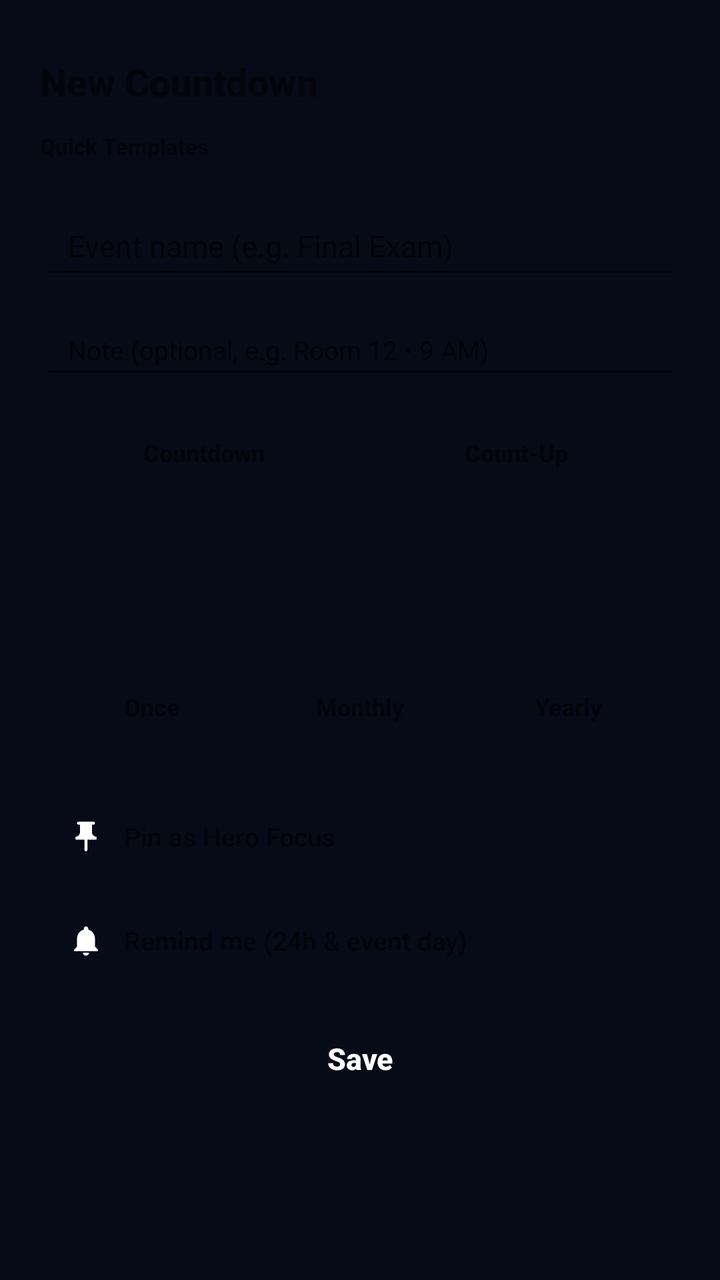
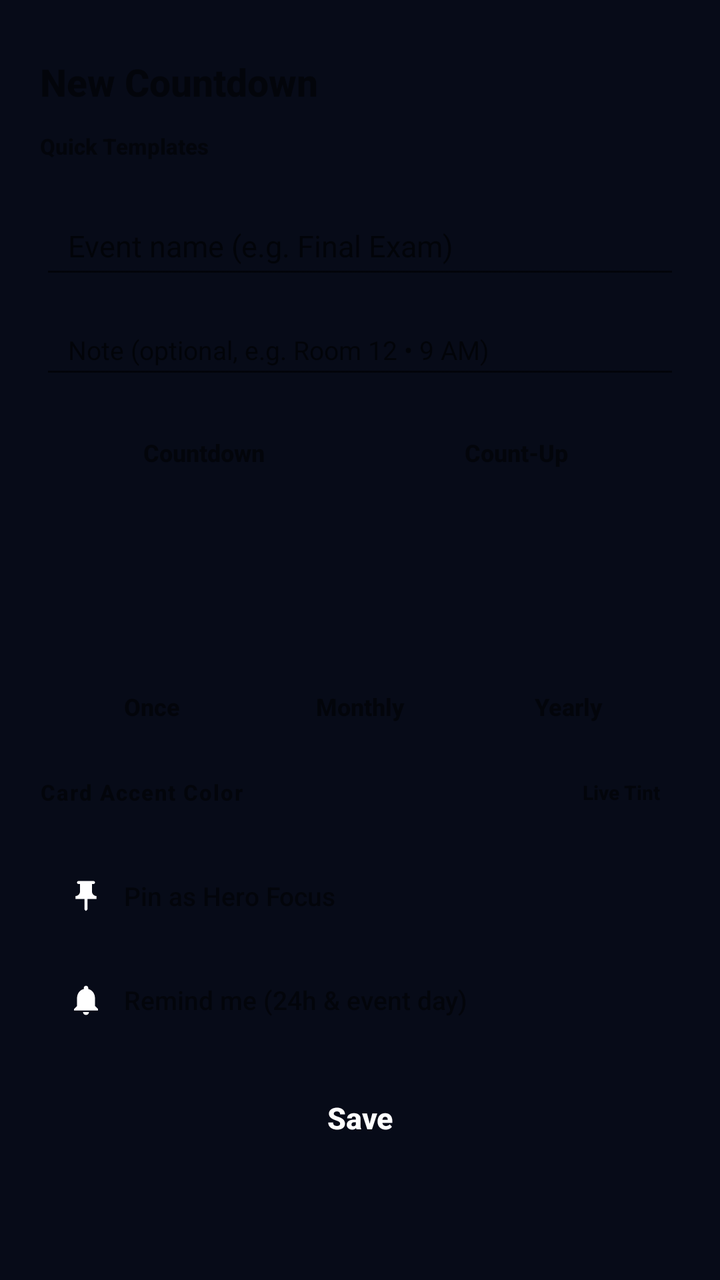

Screens rendered from an Android XML layout before and after an edit, with the pre-edit source and the edit as a unified diff.
<!-- AndroidManifest.xml: application theme Theme.LumeTime -->
<!-- res/layout/dialog_countdown_editor.xml -->
<?xml version="1.0" encoding="utf-8"?>
<ScrollView xmlns:android="http://schemas.android.com/apk/res/android"
    android:id="@+id/editorScrollRoot"
    android:layout_width="match_parent"
    android:layout_height="wrap_content"
    android:maxHeight="620dp"
    android:scrollbars="none">

    <LinearLayout
        android:id="@+id/editorSheetRoot"
        android:layout_width="match_parent"
        android:layout_height="wrap_content"
        android:orientation="vertical"
        android:paddingHorizontal="20dp"
        android:paddingTop="10dp"
        android:paddingBottom="24dp">

        <View
            android:id="@+id/sheetDragHandle"
            android:layout_width="42dp"
            android:layout_height="4dp"
            android:layout_gravity="center_horizontal"
            android:layout_marginBottom="14dp" />

        <LinearLayout
            android:layout_width="match_parent"
            android:layout_height="wrap_content"
            android:gravity="center_vertical"
            android:orientation="horizontal">

            <TextView
                android:id="@+id/tvEditorTitle"
                android:layout_width="0dp"
                android:layout_height="wrap_content"
                android:layout_weight="1"
                android:fontFamily="sans-serif-medium"
                android:text="@string/add_countdown"
                android:textSize="19sp"
                android:textStyle="bold" />

            <TextView
                android:id="@+id/btnDeleteItem"
                android:layout_width="wrap_content"
                android:layout_height="34dp"
                android:clickable="true"
                android:focusable="true"
                android:fontFamily="sans-serif-medium"
                android:gravity="center"
                android:paddingHorizontal="12dp"
                android:text="@string/delete_label"
                android:textSize="12sp"
                android:textStyle="bold"
                android:visibility="gone" />
        </LinearLayout>

        
        <LinearLayout
            android:id="@+id/templatesSection"
            android:layout_width="match_parent"
            android:layout_height="wrap_content"
            android:layout_marginTop="12dp"
            android:orientation="vertical">

            <TextView
                android:id="@+id/tvTemplatesLabel"
                android:layout_width="wrap_content"
                android:layout_height="wrap_content"
                android:fontFamily="sans-serif-medium"
                android:text="@string/quick_templates"
                android:textSize="11sp"
                android:textStyle="bold" />

            <HorizontalScrollView
                android:layout_width="match_parent"
                android:layout_height="wrap_content"
                android:layout_marginTop="6dp"
                android:scrollbars="none">

                <LinearLayout
                    android:id="@+id/templatesContainer"
                    android:layout_width="wrap_content"
                    android:layout_height="wrap_content"
                    android:orientation="horizontal" />
            </HorizontalScrollView>
        </LinearLayout>

        
        <EditText
            android:id="@+id/etTitle"
            android:layout_width="match_parent"
            android:layout_height="46dp"
            android:layout_marginTop="12dp"
            android:hint="@string/title_hint"
            android:imeOptions="actionNext"
            android:inputType="textCapSentences"
            android:maxLength="48"
            android:paddingHorizontal="14dp"
            android:singleLine="true"
            android:textSize="15sp" />

        
        <EditText
            android:id="@+id/etNote"
            android:layout_width="match_parent"
            android:layout_height="42dp"
            android:layout_marginTop="8dp"
            android:hint="@string/note_hint"
            android:imeOptions="actionDone"
            android:inputType="textCapSentences"
            android:maxLength="80"
            android:paddingHorizontal="14dp"
            android:singleLine="true"
            android:textSize="13sp" />

        
        <LinearLayout
            android:id="@+id/modeSwitchContainer"
            android:layout_width="match_parent"
            android:layout_height="40dp"
            android:layout_marginTop="12dp"
            android:gravity="center"
            android:orientation="horizontal"
            android:padding="4dp">

            <TextView
                android:id="@+id/btnModeCountdown"
                android:layout_width="0dp"
                android:layout_height="match_parent"
                android:layout_weight="1"
                android:clickable="true"
                android:focusable="true"
                android:fontFamily="sans-serif-medium"
                android:gravity="center"
                android:text="@string/mode_countdown"
                android:textSize="12sp"
                android:textStyle="bold" />

            <TextView
                android:id="@+id/btnModeCountUp"
                android:layout_width="0dp"
                android:layout_height="match_parent"
                android:layout_weight="1"
                android:clickable="true"
                android:focusable="true"
                android:fontFamily="sans-serif-medium"
                android:gravity="center"
                android:text="@string/mode_countup"
                android:textSize="12sp"
                android:textStyle="bold" />
        </LinearLayout>

        
        <LinearLayout
            android:layout_width="match_parent"
            android:layout_height="wrap_content"
            android:layout_marginTop="12dp"
            android:orientation="horizontal">

            <TextView
                android:id="@+id/btnPickDate"
                android:layout_width="0dp"
                android:layout_height="42dp"
                android:layout_weight="1.2"
                android:clickable="true"
                android:focusable="true"
                android:fontFamily="sans-serif-medium"
                android:gravity="center"
                android:paddingHorizontal="10dp"
                android:textSize="13sp" />

            <TextView
                android:id="@+id/btnPickTime"
                android:layout_width="0dp"
                android:layout_height="42dp"
                android:layout_marginStart="8dp"
                android:layout_weight="1"
                android:clickable="true"
                android:focusable="true"
                android:fontFamily="sans-serif-medium"
                android:gravity="center"
                android:paddingHorizontal="10dp"
                android:textSize="13sp" />
        </LinearLayout>

        
        <HorizontalScrollView
            android:layout_width="match_parent"
            android:layout_height="wrap_content"
            android:layout_marginTop="12dp"
            android:scrollbars="none">

            <LinearLayout
                android:id="@+id/emojiContainer"
                android:layout_width="wrap_content"
                android:layout_height="wrap_content"
                android:orientation="horizontal" />
        </HorizontalScrollView>

        
        <HorizontalScrollView
            android:layout_width="match_parent"
            android:layout_height="wrap_content"
            android:layout_marginTop="10dp"
            android:scrollbars="none">

            <LinearLayout
                android:id="@+id/categoryContainer"
                android:layout_width="wrap_content"
                android:layout_height="wrap_content"
                android:orientation="horizontal" />
        </HorizontalScrollView>

        
        <LinearLayout
            android:id="@+id/repeatContainer"
            android:layout_width="match_parent"
            android:layout_height="38dp"
            android:layout_marginTop="12dp"
            android:gravity="center"
            android:orientation="horizontal"
            android:padding="4dp">

            <TextView
                android:id="@+id/btnRepeatNone"
                android:layout_width="0dp"
                android:layout_height="match_parent"
                android:layout_weight="1"
                android:clickable="true"
                android:focusable="true"
                android:fontFamily="sans-serif-medium"
                android:gravity="center"
                android:text="Once"
                android:textSize="12sp"
                android:textStyle="bold" />

            <TextView
                android:id="@+id/btnRepeatMonthly"
                android:layout_width="0dp"
                android:layout_height="match_parent"
                android:layout_weight="1"
                android:clickable="true"
                android:focusable="true"
                android:fontFamily="sans-serif-medium"
                android:gravity="center"
                android:text="Monthly"
                android:textSize="12sp"
                android:textStyle="bold" />

            <TextView
                android:id="@+id/btnRepeatYearly"
                android:layout_width="0dp"
                android:layout_height="match_parent"
                android:layout_weight="1"
                android:clickable="true"
                android:focusable="true"
                android:fontFamily="sans-serif-medium"
                android:gravity="center"
                android:text="Yearly"
                android:textSize="12sp"
                android:textStyle="bold" />
        </LinearLayout>

        
        <LinearLayout
            android:id="@+id/accentSwatchContainer"
            android:layout_width="match_parent"
            android:layout_height="wrap_content"
            android:layout_marginTop="12dp"
            android:gravity="center_vertical"
            android:orientation="horizontal" />

        
        <LinearLayout
            android:id="@+id/rowPinHero"
            android:layout_width="match_parent"
            android:layout_height="44dp"
            android:layout_marginTop="12dp"
            android:clickable="true"
            android:focusable="true"
            android:gravity="center_vertical"
            android:orientation="horizontal"
            android:paddingHorizontal="14dp">

            <ImageView
                android:id="@+id/ivPinToggleIcon"
                android:layout_width="18dp"
                android:layout_height="18dp"
                android:contentDescription="@null"
                android:src="@drawable/ic_pin" />

            <TextView
                android:id="@+id/tvPinToggleLabel"
                android:layout_width="0dp"
                android:layout_height="wrap_content"
                android:layout_marginStart="10dp"
                android:layout_weight="1"
                android:fontFamily="sans-serif-medium"
                android:text="@string/pin_to_hero"
                android:textSize="13sp" />

            <TextView
                android:id="@+id/tvPinStatusBadge"
                android:layout_width="wrap_content"
                android:layout_height="wrap_content"
                android:fontFamily="sans-serif-medium"
                android:textSize="12sp"
                android:textStyle="bold" />
        </LinearLayout>

        
        <LinearLayout
            android:id="@+id/rowReminderToggle"
            android:layout_width="match_parent"
            android:layout_height="44dp"
            android:layout_marginTop="8dp"
            android:clickable="true"
            android:focusable="true"
            android:gravity="center_vertical"
            android:orientation="horizontal"
            android:paddingHorizontal="14dp">

            <ImageView
                android:id="@+id/ivReminderToggleIcon"
                android:layout_width="18dp"
                android:layout_height="18dp"
                android:contentDescription="@null"
                android:src="@drawable/ic_bell" />

            <TextView
                android:id="@+id/tvReminderToggleLabel"
                android:layout_width="0dp"
                android:layout_height="wrap_content"
                android:layout_marginStart="10dp"
                android:layout_weight="1"
                android:fontFamily="sans-serif-medium"
                android:text="@string/reminder_toggle_label"
                android:textSize="13sp" />

            <TextView
                android:id="@+id/tvReminderStatusBadge"
                android:layout_width="wrap_content"
                android:layout_height="wrap_content"
                android:fontFamily="sans-serif-medium"
                android:textSize="12sp"
                android:textStyle="bold" />
        </LinearLayout>

        <TextView
            android:id="@+id/btnSaveCountdown"
            android:layout_width="match_parent"
            android:layout_height="46dp"
            android:layout_marginTop="14dp"
            android:clickable="true"
            android:focusable="true"
            android:fontFamily="sans-serif-medium"
            android:gravity="center"
            android:text="@string/save_label"
            android:textColor="#FFFFFFFF"
            android:textSize="15sp"
            android:textStyle="bold" />

    </LinearLayout>
</ScrollView>
<!-- resources referenced by this layout -->
<resources>
  <!-- drawable ic_bell (drawable) -->
  <?xml version="1.0" encoding="utf-8"?>
  <vector xmlns:android="http://schemas.android.com/apk/res/android"
      android:width="24dp"
      android:height="24dp"
      android:viewportWidth="24"
      android:viewportHeight="24">
      <path
          android:fillColor="#FFFFFFFF"
          android:pathData="M12,22c1.1,0 2,-0.9 2,-2h-4c0,1.1 0.9,2 2,2zM18,16v-5c0,-3.07 -1.63,-5.64 -4.5,-6.32V4c0,-0.83 -0.67,-1.5 -1.5,-1.5s-1.5,0.67 -1.5,1.5v0.68C7.64,5.36 6,7.92 6,11v5l-2,2v1h16v-1l-2,-2z" />
  </vector>
  <!-- drawable ic_pin (drawable) -->
  <?xml version="1.0" encoding="utf-8"?>
  <vector xmlns:android="http://schemas.android.com/apk/res/android"
      android:width="24dp"
      android:height="24dp"
      android:viewportWidth="24"
      android:viewportHeight="24">
      <path
          android:fillColor="#FFFFFFFF"
          android:pathData="M16,9V4l1,0c0.55,0 1,-0.45 1,-1s-0.45,-1 -1,-1H7C6.45,2 6,2.45 6,3s0.45,1 1,1l1,0v5c0,1.66 -1.34,3 -3,3v2h5.97v7l1,1l1,-1v-7H19v-2C17.34,12 16,10.66 16,9z" />
  </vector>
  <string name="add_countdown">New Countdown</string>
  <string name="delete_label">Delete</string>
  <string name="mode_countdown">Countdown</string>
  <string name="mode_countup">Count-Up</string>
  <string name="note_hint">Note (optional, e.g. Room 12 • 9 AM)</string>
  <string name="pin_to_hero">Pin as Hero Focus</string>
  <string name="quick_templates">Quick Templates</string>
  <string name="reminder_toggle_label">Remind me (24h &amp; event day)</string>
  <string name="save_label">Save</string>
  <string name="title_hint">Event name (e.g. Final Exam)</string>
  <style name="Theme.LumeTime" parent="Theme.AppCompat.DayNight.NoActionBar">
          <item name="android:statusBarColor">@android:color/transparent</item>
          <item name="android:navigationBarColor">@android:color/transparent</item>
          <item name="colorAccent">@color/accent_cyan</item>
          <item name="android:windowBackground">@color/bg_base</item>
      </style>
  <color name="accent_cyan">#38BDF8</color>
  <color name="bg_base">#070B18</color>
</resources>

<!-- the commit's change to res/layout/dialog_countdown_editor.xml (unified diff, before → after) -->
@@ -262,10 +262,41 @@
 
         
         <LinearLayout
+            android:layout_width="match_parent"
+            android:layout_height="wrap_content"
+            android:layout_marginTop="14dp"
+            android:gravity="center_vertical"
+            android:orientation="horizontal">
+
+            <TextView
+                android:id="@+id/tvAccentLabel"
+                android:layout_width="0dp"
+                android:layout_height="wrap_content"
+                android:layout_weight="1"
+                android:fontFamily="sans-serif-medium"
+                android:letterSpacing="0.06"
+                android:text="@string/card_accent_label"
+                android:textSize="11sp"
+                android:textStyle="bold" />
+
+            <TextView
+                android:id="@+id/tvAccentPreview"
+                android:layout_width="wrap_content"
+                android:layout_height="wrap_content"
+                android:fontFamily="sans-serif-medium"
+                android:paddingHorizontal="10dp"
+                android:paddingVertical="3dp"
+                android:text="@string/accent_preview_badge"
+                android:textSize="10sp"
+                android:textStyle="bold" />
+        </LinearLayout>
+
+        
+        <LinearLayout
             android:id="@+id/accentSwatchContainer"
             android:layout_width="match_parent"
             android:layout_height="wrap_content"
-            android:layout_marginTop="12dp"
+            android:layout_marginTop="8dp"
             android:gravity="center_vertical"
             android:orientation="horizontal" />
 
<!-- resource entries referenced after the edit -->
@@ -22,7 +22,9 @@
           android:fillColor="#FFFFFFFF"
           android:pathData="M16,9V4l1,0c0.55,0 1,-0.45 1,-1s-0.45,-1 -1,-1H7C6.45,2 6,2.45 6,3s0.45,1 1,1l1,0v5c0,1.66 -1.34,3 -3,3v2h5.97v7l1,1l1,-1v-7H19v-2C17.34,12 16,10.66 16,9z" />
   </vector>
+  <string name="accent_preview_badge">Live Tint</string>
   <string name="add_countdown">New Countdown</string>
+  <string name="card_accent_label">Card Accent Color</string>
   <string name="delete_label">Delete</string>
   <string name="mode_countdown">Countdown</string>
   <string name="mode_countup">Count-Up</string>
